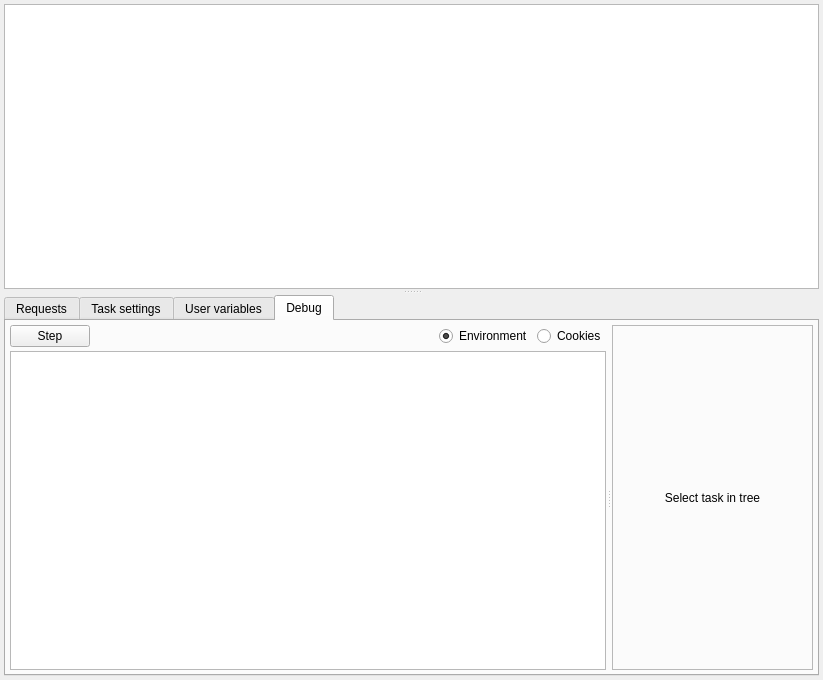
Above: src/widgets/editform.ui from PostMonster/postmonster before the change. Below: the same form after it.
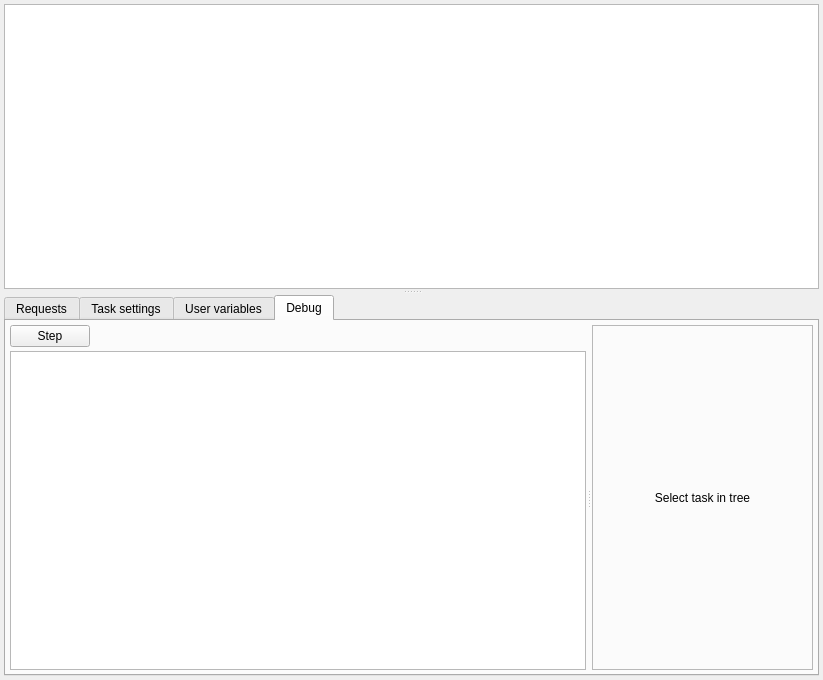
That is the form after the change. The open tabs and pages were chosen to show the change. Custom widgets are drawn as their Qt base class.

Diff of the .ui file:
```diff
--- a/src/widgets/editform.ui
+++ b/src/widgets/editform.ui
@@ -192,23 +192,6 @@
                 </property>
                </spacer>
               </item>
-              <item>
-               <widget class="QRadioButton" name="environmentRadio">
-                <property name="text">
-                 <string>Environment</string>
-                </property>
-                <property name="checked">
-                 <bool>true</bool>
-                </property>
-               </widget>
-              </item>
-              <item>
-               <widget class="QRadioButton" name="cookiesRadio">
-                <property name="text">
-                 <string>Cookies</string>
-                </property>
-               </widget>
-              </item>
              </layout>
             </item>
             <item>
```
